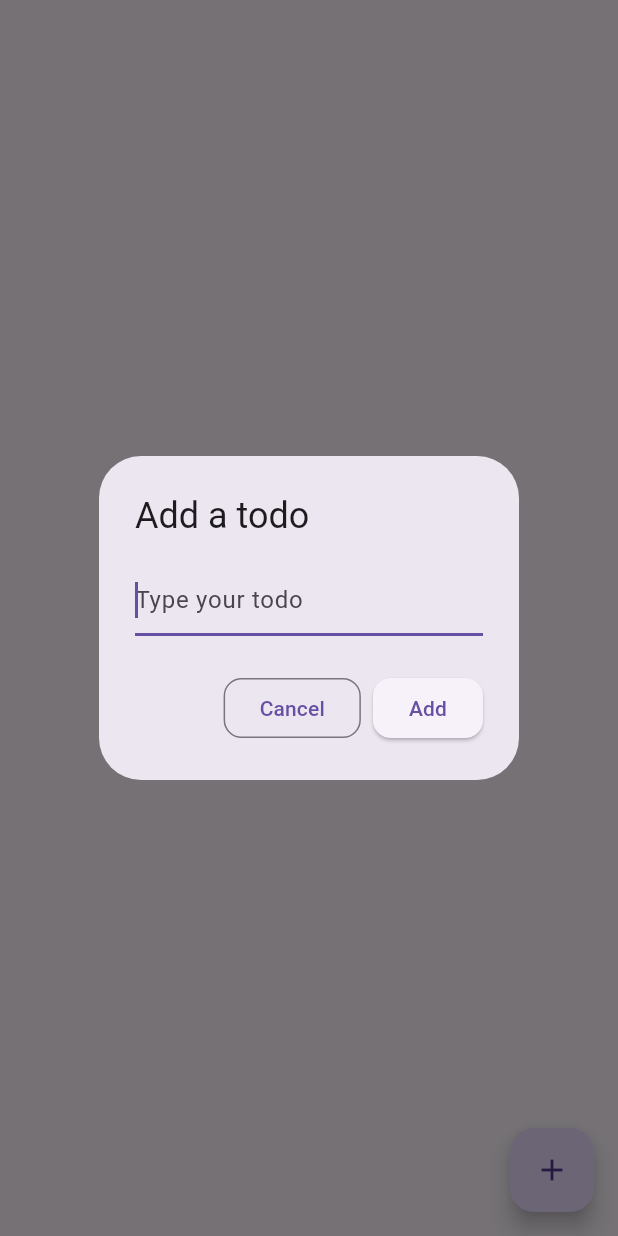
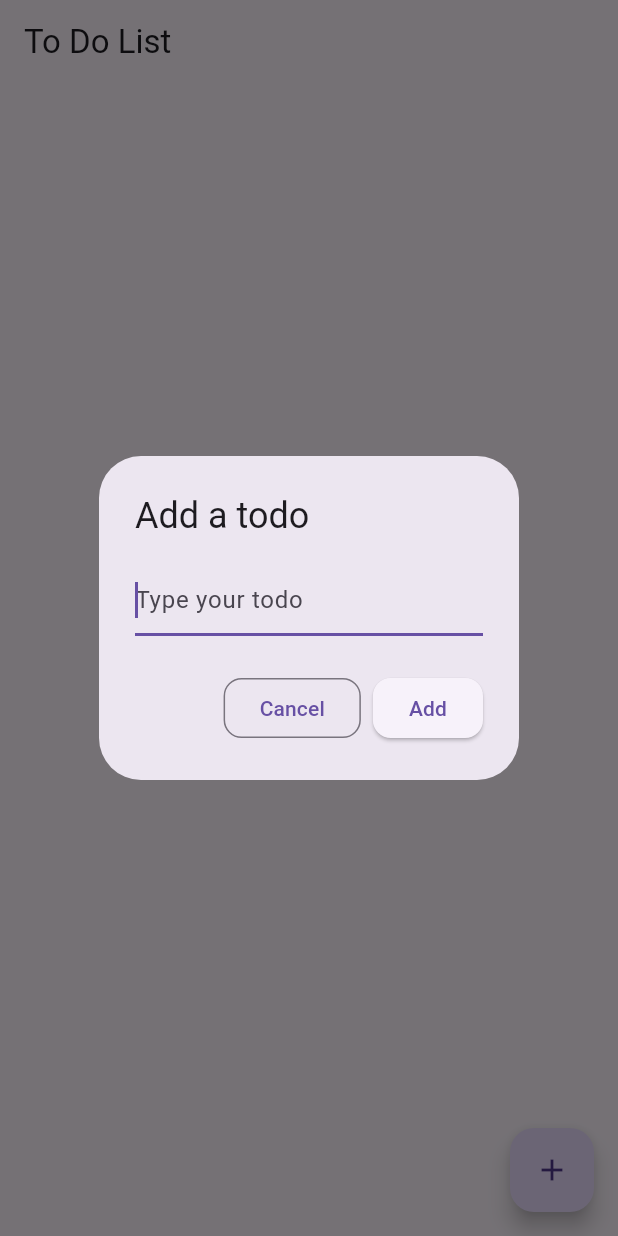
Before and after one commit to NgDonnie/mytodo_app, a Flutter app: the screen it shows after launch, after a tap on the "add" icon, on a phone screen of 412 x 824 dp. Run offline on Flutter 3.47's test engine with Material 2 defaults, Android fonts, the phone set to English and light mode, and no system bars.

Commit message:
Added ToDo List

```diff
--- a/lib/presentation/screens/todo_list.dart
+++ b/lib/presentation/screens/todo_list.dart
@@ -1,5 +1,7 @@
+
 import 'package:flutter/material.dart';
 import 'package:mytodo_app/models/todo.dart';
+import 'package:mytodo_app/models/todo_item.dart';
 
 class TodoList extends StatefulWidget {
   const TodoList({super.key});
@@ -24,6 +26,17 @@ class _TodoListState extends State<TodoList> {
   @override
   Widget build(BuildContext context) {
     return Scaffold(
+      appBar: AppBar(
+        title: const Text('To Do List'),
+      ),
+      body: ListView(
+        padding: const EdgeInsets.symmetric(vertical: 8.0),
+        children: _todos.map((Todo todo) {
+          return TodoItem(
+            todo: todo
+            );
+        }).toList(),
+      ),
       floatingActionButton: FloatingActionButton(
         onPressed: () => _displayDialog(),
         tooltip: 'Add a Todo',
@@ -37,7 +50,7 @@ class _TodoListState extends State<TodoList> {
   Future<void> _displayDialog() async {
     return showDialog<void>(
       context: context,
-      T: false,
+      //T: false,
       builder: (BuildContext context) {
         return AlertDialog(
           title: const Text('Add a todo'),
```
Also changed, not shown: lib/models/todo_item.dart (added, +44 -0 lines).
